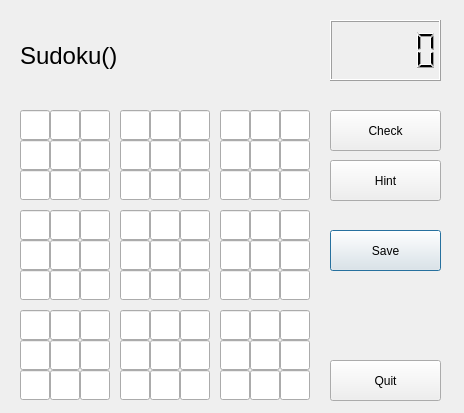
Qt form Sudoku/sudokugenerationwindow.ui (Akara4ok/Sudoku) before a commit.
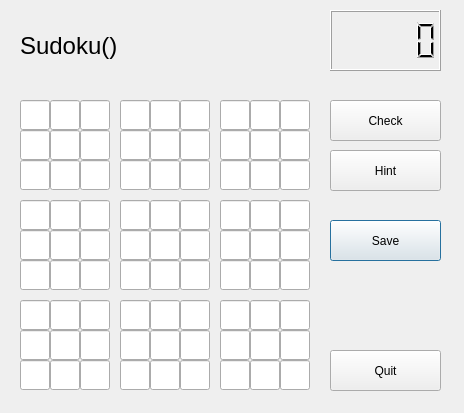
The same form after that commit.

The edit to the form file:
```diff
--- a/Sudoku/sudokugenerationwindow.ui
+++ b/Sudoku/sudokugenerationwindow.ui
@@ -29,7 +29,7 @@
    <property name="geometry">
     <rect>
      <x>20</x>
-     <y>20</y>
+     <y>10</y>
      <width>191</width>
      <height>71</height>
     </rect>
@@ -50,7 +50,7 @@
    <property name="geometry">
     <rect>
      <x>20</x>
-     <y>110</y>
+     <y>100</y>
      <width>30</width>
      <height>30</height>
     </rect>
@@ -118,7 +118,7 @@
    <property name="geometry">
     <rect>
      <x>50</x>
-     <y>110</y>
+     <y>100</y>
      <width>30</width>
      <height>30</height>
     </rect>
@@ -183,7 +183,7 @@
    <property name="geometry">
     <rect>
      <x>80</x>
-     <y>110</y>
+     <y>100</y>
      <width>30</width>
      <height>30</height>
     </rect>
@@ -248,7 +248,7 @@
    <property name="geometry">
     <rect>
      <x>120</x>
-     <y>110</y>
+     <y>100</y>
      <width>30</width>
      <height>30</height>
     </rect>
@@ -313,7 +313,7 @@
    <property name="geometry">
     <rect>
      <x>180</x>
-     <y>110</y>
+     <y>100</y>
      <width>30</width>
      <height>30</height>
     </rect>
@@ -378,7 +378,7 @@
    <property name="geometry">
     <rect>
      <x>150</x>
-     <y>110</y>
+     <y>100</y>
      <width>30</width>
      <height>30</height>
     </rect>
@@ -443,7 +443,7 @@
    <property name="geometry">
     <rect>
      <x>250</x>
-     <y>110</y>
+     <y>100</y>
      <width>30</width>
      <height>30</height>
     </rect>
@@ -508,7 +508,7 @@
    <property name="geometry">
     <rect>
      <x>220</x>
-     <y>110</y>
+     <y>100</y>
      <width>30</width>
      <height>30</height>
     </rect>
@@ -573,7 +573,7 @@
    <property name="geometry">
     <rect>
      <x>280</x>
-     <y>110</y>
+     <y>100</y>
      <width>30</width>
      <height>30</height>
     </rect>
@@ -638,7 +638,7 @@
    <property name="geometry">
     <rect>
      <x>150</x>
-     <y>140</y>
+     <y>130</y>
      <width>30</width>
      <height>30</height>
     </rect>
@@ -703,7 +703,7 @@
    <property name="geometry">
     <rect>
      <x>20</x>
-     <y>140</y>
+     <y>130</y>
      <width>30</width>
      <height>30</height>
     </rect>
@@ -768,7 +768,7 @@
    <property name="geometry">
     <rect>
      <x>80</x>
-     <y>140</y>
+     <y>130</y>
      <width>30</width>
      <height>30</height>
     </rect>
@@ -833,7 +833,7 @@
    <property name="geometry">
     <rect>
      <x>280</x>
-     <y>140</y>
+     <y>130</y>
      <width>30</width>
      <height>30</height>
     </rect>
@@ -898,7 +898,7 @@
    <property name="geometry">
     <rect>
      <x>120</x>
-     <y>140</y>
+     <y>130</y>
      <width>30</width>
      <height>30</height>
     </rect>
@@ -963,7 +963,7 @@
    <property name="geometry">
     <rect>
      <x>250</x>
-     <y>140</y>
+     <y>130</y>
      <width>30</width>
      <height>30</height>
     </rect>
@@ -1028,7 +1028,7 @@
    <property name="geometry">
     <rect>
      <x>180</x>
-     <y>140</y>
+     <y>130</y>
      <width>30</width>
      <height>30</height>
     </rect>
@@ -1093,7 +1093,7 @@
    <property name="geometry">
     <rect>
      <x>220</x>
-     <y>140</y>
+     <y>130</y>
      <width>30</width>
      <height>30</height>
     </rect>
@@ -1158,7 +1158,7 @@
    <property name="geometry">
     <rect>
      <x>50</x>
-     <y>140</y>
+     <y>130</y>
      <width>30</width>
      <height>30</height>
     </rect>
@@ -1223,7 +1223,7 @@
    <property name="geometry">
     <rect>
      <x>150</x>
-     <y>170</y>
+     <y>160</y>
      <width>30</width>
      <height>30</height>
     </rect>
@@ -1288,7 +1288,7 @@
    <property name="geometry">
     <rect>
      <x>20</x>
-     <y>170</y>
+     <y>160</y>
      <width>30</width>
      <height>30</height>
     </rect>
@@ -1353,7 +1353,7 @@
    <property name="geometry">
     <rect>
      <x>80</x>
-     <y>170</y>
+     <y>160</y>
      <width>30</width>
      <height>30</height>
     </rect>
@@ -1418,7 +1418,7 @@
    <property name="geometry">
     <rect>
      <x>280</x>
-     <y>170</y>
+     <y>160</y>
      <width>30</width>
      <height>30</height>
     </rect>
@@ -1483,7 +1483,7 @@
    <property name="geometry">
     <rect>
      <x>120</x>
-     <y>170</y>
+     <y>160</y>
      <width>30</width>
      <height>30</height>
     </rect>
@@ -1548,7 +1548,7 @@
    <property name="geometry">
     <rect>
      <x>250</x>
-     <y>170</y>
+     <y>160</y>
      <width>30</width>
      <height>30</height>
     </rect>
@@ -1613,7 +1613,7 @@
    <property name="geometry">
     <rect>
      <x>180</x>
-     <y>170</y>
+     <y>160</y>
      <width>30</width>
      <height>30</height>
     </rect>
@@ -1678,7 +1678,7 @@
    <property name="geometry">
     <rect>
      <x>220</x>
-     <y>170</y>
+     <y>160</y>
      <width>30</width>
      <height>30</height>
     </rect>
@@ -1743,7 +1743,7 @@
    <property name="geometry">
     <rect>
      <x>50</x>
-     <y>170</y>
+     <y>160</y>
      <width>30</width>
      <height>30</height>
     </rect>
@@ -1808,7 +1808,7 @@
    <property name="geometry">
     <rect>
      <x>250</x>
-     <y>210</y>
+     <y>200</y>
      <width>30</width>
      <height>30</height>
     </rect>
@@ -1873,7 +1873,7 @@
    <property name="geometry">
     <rect>
      <x>280</x>
-     <y>240</y>
+     <y>230</y>
      <width>30</width>
      <height>30</height>
     </rect>
@@ -1938,7 +1938,7 @@
    <property name="geometry">
     <rect>
      <x>120</x>
-     <y>270</y>
+     <y>260</y>
      <width>30</width>
      <height>30</height>
     </rect>
@@ -2003,7 +2003,7 @@
    <property name="geometry">
     <rect>
      <x>50</x>
-     <y>270</y>
+     <y>260</y>
      <width>30</width>
      <height>30</height>
     </rect>
@@ -2068,7 +2068,7 @@
    <property name="geometry">
     <rect>
      <x>180</x>
-     <y>240</y>
+     <y>230</y>
      <width>30</width>
      <height>30</height>
     </rect>
@@ -2133,7 +2133,7 @@
    <property name="geometry">
     <rect>
      <x>20</x>
-     <y>210</y>
+     <y>200</y>
      <width>30</width>
      <height>30</height>
     </rect>
@@ -2198,7 +2198,7 @@
    <property name="geometry">
     <rect>
      <x>80</x>
-     <y>270</y>
+     <y>260</y>
      <width>30</width>
      <height>30</height>
     </rect>
@@ -2263,7 +2263,7 @@
    <property name="geometry">
     <rect>
      <x>120</x>
-     <y>240</y>
+     <y>230</y>
      <width>30</width>
      <height>30</height>
     </rect>
@@ -2328,7 +2328,7 @@
    <property name="geometry">
     <rect>
      <x>220</x>
-     <y>210</y>
+     <y>200</y>
      <width>30</width>
      <height>30</height>
     </rect>
@@ -2393,7 +2393,7 @@
    <property name="geometry">
     <rect>
      <x>20</x>
-     <y>270</y>
+     <y>260</y>
      <width>30</width>
      <height>30</height>
     </rect>
@@ -2458,7 +2458,7 @@
    <property name="geometry">
     <rect>
      <x>250</x>
-     <y>240</y>
+     <y>230</y>
      <width>30</width>
      <height>30</height>
     </rect>
@@ -2523,7 +2523,7 @@
    <property name="geometry">
     <rect>
      <x>120</x>
-     <y>210</y>
+     <y>200</y>
      <width>30</width>
      <height>30</height>
     </rect>
@@ -2588,7 +2588,7 @@
    <property name="geometry">
     <rect>
      <x>250</x>
-     <y>270</y>
+     <y>260</y>
      <width>30</width>
      <height>30</height>
     </rect>
@@ -2653,7 +2653,7 @@
    <property name="geometry">
     <rect>
      <x>220</x>
-     <y>240</y>
+     <y>230</y>
      <width>30</width>
      <height>30</height>
     </rect>
@@ -2718,7 +2718,7 @@
    <property name="geometry">
     <rect>
      <x>150</x>
-     <y>240</y>
+     <y>230</y>
      <width>30</width>
      <height>30</height>
     </rect>
@@ -2783,7 +2783,7 @@
    <property name="geometry">
     <rect>
      <x>150</x>
-     <y>270</y>
+     <y>260</y>
      <width>30</width>
      <height>30</height>
     </rect>
@@ -2848,7 +2848,7 @@
    <property name="geometry">
     <rect>
      <x>280</x>
-     <y>270</y>
+     <y>260</y>
      <width>30</width>
      <height>30</height>
     </rect>
@@ -2913,7 +2913,7 @@
    <property name="geometry">
     <rect>
      <x>220</x>
-     <y>270</y>
+     <y>260</y>
      <width>30</width>
      <height>30</height>
     </rect>
@@ -2978,7 +2978,7 @@
    <property name="geometry">
     <rect>
      <x>80</x>
-     <y>240</y>
+     <y>230</y>
      <width>30</width>
      <height>30</height>
     </rect>
@@ -3043,7 +3043,7 @@
    <property name="geometry">
     <rect>
      <x>80</x>
-     <y>210</y>
+     <y>200</y>
      <width>30</width>
      <height>30</height>
     </rect>
@@ -3108,7 +3108,7 @@
    <property name="geometry">
     <rect>
      <x>50</x>
-     <y>210</y>
+     <y>200</y>
      <width>30</width>
      <height>30</height>
     </rect>
@@ -3173,7 +3173,7 @@
    <property name="geometry">
     <rect>
      <x>50</x>
-     <y>240</y>
+     <y>230</y>
      <width>30</width>
      <height>30</height>
     </rect>
@@ -3238,7 +3238,7 @@
    <property name="geometry">
     <rect>
      <x>180</x>
-     <y>270</y>
+     <y>260</y>
      <width>30</width>
      <height>30</height>
     </rect>
@@ -3303,7 +3303,7 @@
    <property name="geometry">
     <rect>
      <x>280</x>
-     <y>210</y>
+     <y>200</y>
      <width>30</width>
      <height>30</height>
     </rect>
@@ -3368,7 +3368,7 @@
    <property name="geometry">
     <rect>
      <x>20</x>
-     <y>240</y>
+     <y>230</y>
      <width>30</width>
      <height>30</height>
     </rect>
@@ -3433,7 +3433,7 @@
    <property name="geometry">
     <rect>
      <x>180</x>
-     <y>210</y>
+     <y>200</y>
      <width>30</width>
      <height>30</height>
     </rect>
@@ -3498,7 +3498,7 @@
    <property name="geometry">
     <rect>
      <x>150</x>
-     <y>210</y>
+     <y>200</y>
      <width>30</width>
      <height>30</height>
     </rect>
@@ -3563,7 +3563,7 @@
    <property name="geometry">
     <rect>
      <x>250</x>
-     <y>310</y>
+     <y>300</y>
      <width>30</width>
      <height>30</height>
     </rect>
@@ -3628,7 +3628,7 @@
    <property name="geometry">
     <rect>
      <x>280</x>
-     <y>340</y>
+     <y>330</y>
      <width>30</width>
      <height>30</height>
     </rect>
@@ -3693,7 +3693,7 @@
    <property name="geometry">
     <rect>
      <x>120</x>
-     <y>370</y>
+     <y>360</y>
      <width>30</width>
      <height>30</height>
     </rect>
@@ -3758,7 +3758,7 @@
    <property name="geometry">
     <rect>
      <x>50</x>
-     <y>370</y>
+     <y>360</y>
      <width>30</width>
      <height>30</height>
     </rect>
@@ -3823,7 +3823,7 @@
    <property name="geometry">
     <rect>
      <x>180</x>
-     <y>340</y>
+     <y>330</y>
      <width>30</width>
      <height>30</height>
     </rect>
@@ -3888,7 +3888,7 @@
    <property name="geometry">
     <rect>
      <x>20</x>
-     <y>310</y>
+     <y>300</y>
      <width>30</width>
      <height>30</height>
     </rect>
@@ -3953,7 +3953,7 @@
    <property name="geometry">
     <rect>
      <x>80</x>
-     <y>370</y>
+     <y>360</y>
      <width>30</width>
      <height>30</height>
     </rect>
@@ -4018,7 +4018,7 @@
    <property name="geometry">
     <rect>
      <x>120</x>
-     <y>340</y>
+     <y>330</y>
      <width>30</width>
      <height>30</height>
     </rect>
@@ -4083,7 +4083,7 @@
    <property name="geometry">
     <rect>
      <x>220</x>
-     <y>310</y>
+     <y>300</y>
      <width>30</width>
      <height>30</height>
     </rect>
@@ -4148,7 +4148,7 @@
    <property name="geometry">
     <rect>
      <x>20</x>
-     <y>370</y>
+     <y>360</y>
      <width>30</width>
      <height>30</height>
     </rect>
@@ -4213,7 +4213,7 @@
    <property name="geometry">
     <rect>
      <x>250</x>
-     <y>340</y>
+     <y>330</y>
      <width>30</width>
      <height>30</height>
     </rect>
@@ -4278,7 +4278,7 @@
    <property name="geometry">
     <rect>
      <x>120</x>
-     <y>310</y>
+     <y>300</y>
      <width>30</width>
      <height>30</height>
     </rect>
@@ -4343,7 +4343,7 @@
    <property name="geometry">
     <rect>
      <x>250</x>
-     <y>370</y>
+     <y>360</y>
      <width>30</width>
      <height>30</height>
     </rect>
@@ -4408,7 +4408,7 @@
    <property name="geometry">
     <rect>
      <x>220</x>
-     <y>340</y>
+     <y>330</y>
      <width>30</width>
      <height>30</height>
     </rect>
@@ -4473,7 +4473,7 @@
    <property name="geometry">
     <rect>
      <x>150</x>
-     <y>340</y>
+     <y>330</y>
      <width>30</width>
      <height>30</height>
     </rect>
@@ -4538,7 +4538,7 @@
    <property name="geometry">
     <rect>
      <x>150</x>
-     <y>370</y>
+     <y>360</y>
      <width>30</width>
      <height>30</height>
     </rect>
@@ -4603,7 +4603,7 @@
    <property name="geometry">
     <rect>
      <x>280</x>
-     <y>370</y>
+     <y>360</y>
      <width>30</width>
      <height>30</height>
     </rect>
@@ -4668,7 +4668,7 @@
    <property name="geometry">
     <rect>
      <x>220</x>
-     <y>370</y>
+     <y>360</y>
      <width>30</width>
      <height>30</height>
     </rect>
@@ -4733,7 +4733,7 @@
    <property name="geometry">
     <rect>
      <x>80</x>
-     <y>340</y>
+     <y>330</y>
      <width>30</width>
      <height>30</height>
     </rect>
@@ -4798,7 +4798,7 @@
    <property name="geometry">
     <rect>
      <x>80</x>
-     <y>310</y>
+     <y>300</y>
      <width>30</width>
      <height>30</height>
     </rect>
@@ -4863,7 +4863,7 @@
    <property name="geometry">
     <rect>
      <x>50</x>
-     <y>310</y>
+     <y>300</y>
      <width>30</width>
      <height>30</height>
     </rect>
@@ -4928,7 +4928,7 @@
    <property name="geometry">
     <rect>
      <x>50</x>
-     <y>340</y>
+     <y>330</y>
      <width>30</width>
      <height>30</height>
     </rect>
@@ -4993,7 +4993,7 @@
    <property name="geometry">
     <rect>
      <x>180</x>
-     <y>370</y>
+     <y>360</y>
      <width>30</width>
      <height>30</height>
     </rect>
@@ -5058,7 +5058,7 @@
    <property name="geometry">
     <rect>
      <x>280</x>
-     <y>310</y>
+     <y>300</y>
      <width>30</width>
      <height>30</height>
     </rect>
@@ -5123,7 +5123,7 @@
    <property name="geometry">
     <rect>
      <x>20</x>
-     <y>340</y>
+     <y>330</y>
      <width>30</width>
      <height>30</height>
     </rect>
@@ -5188,7 +5188,7 @@
    <property name="geometry">
     <rect>
      <x>180</x>
-     <y>310</y>
+     <y>300</y>
      <width>30</width>
      <height>30</height>
     </rect>
@@ -5253,7 +5253,7 @@
    <property name="geometry">
     <rect>
      <x>150</x>
-     <y>310</y>
+     <y>300</y>
      <width>30</width>
      <height>30</height>
     </rect>
@@ -5315,7 +5315,7 @@
    <property name="geometry">
     <rect>
      <x>330</x>
-     <y>230</y>
+     <y>220</y>
      <width>111</width>
      <height>41</height>
     </rect>
@@ -5328,7 +5328,7 @@
    <property name="geometry">
     <rect>
      <x>330</x>
-     <y>110</y>
+     <y>100</y>
      <width>111</width>
      <height>41</height>
     </rect>
@@ -5341,7 +5341,7 @@
    <property name="geometry">
     <rect>
      <x>330</x>
-     <y>160</y>
+     <y>150</y>
      <width>111</width>
      <height>41</height>
     </rect>
@@ -5354,7 +5354,7 @@
    <property name="geometry">
     <rect>
      <x>330</x>
-     <y>360</y>
+     <y>350</y>
      <width>111</width>
      <height>41</height>
     </rect>
@@ -5367,7 +5367,7 @@
    <property name="geometry">
     <rect>
      <x>330</x>
-     <y>20</y>
+     <y>10</y>
      <width>111</width>
      <height>61</height>
     </rect>
```
